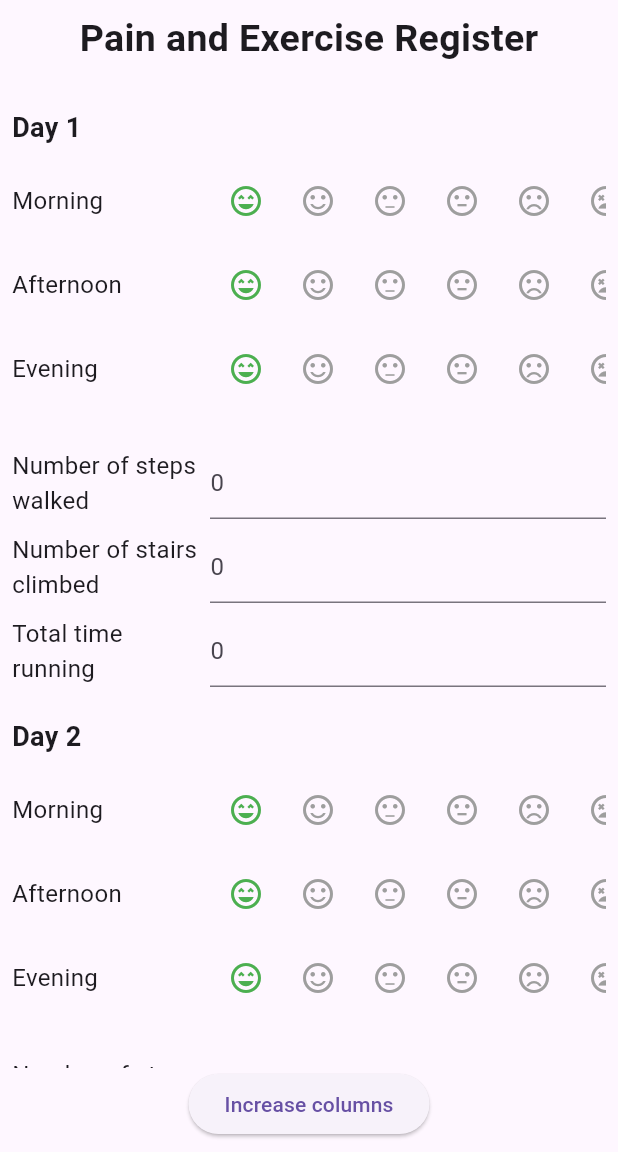
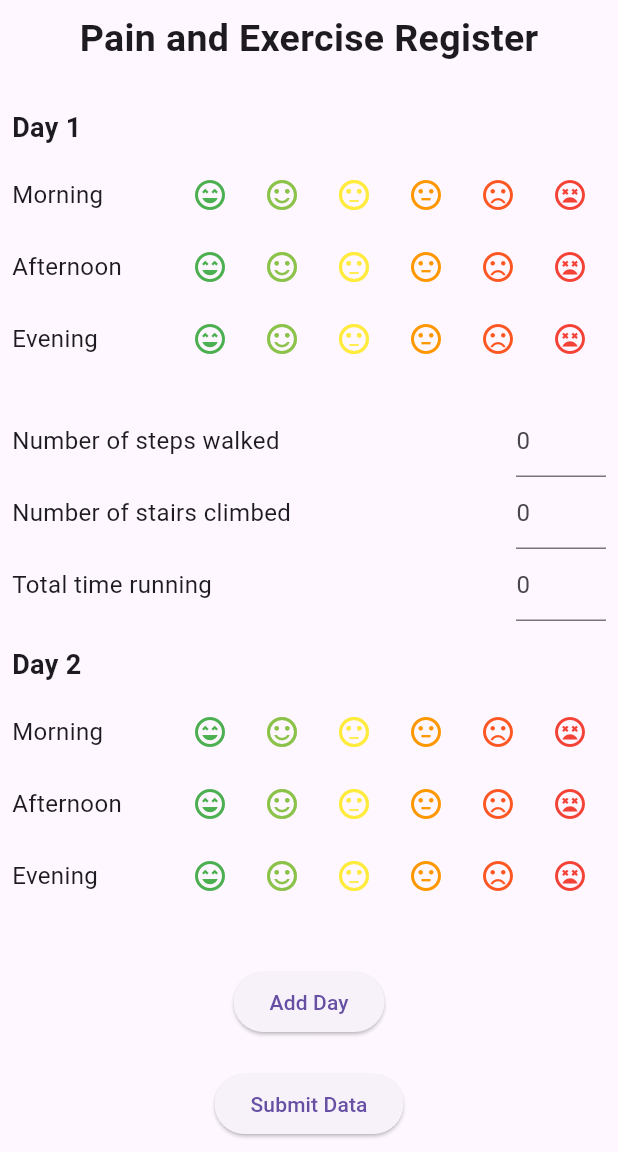
Before and after one commit to tausif892/Login, a Flutter app: the Dashboard screen opened directly with empty values, after a tap on the "sentiment neutral" icon, on a phone screen of 412 x 824 dp, the part 84-1236 px from its top. Run offline on Flutter 3.47's test engine with Material 3 defaults, Android fonts, the phone set to English and light mode, and no system bars; our stand-ins replace shared_preferences, youtube_player_flutter; accounts and stored records are empty; generated files the repository leaves out were written again; network calls fail.

Commit message:
Final commit

```diff
--- a/lib/dashboard.dart
+++ b/lib/dashboard.dart
@@ -208,7 +208,7 @@ class _DashboardState extends State<Dashboard> {
                       } else if (item == Icons.check_box_outlined) {
                         Navigator.of(context).push(MaterialPageRoute(builder: (context) => const PreparationList()));
                       } else if (item == Icons.sentiment_neutral_sharp) {
-                        Navigator.of(context).push(MaterialPageRoute(builder: (context) => const PainScale()));
+                        Navigator.of(context).push(MaterialPageRoute(builder: (context) =>  PainScale(patientId: widget.user_id)));
                       }
                     },
                     child: Container(
--- a/lib/main.dart
+++ b/lib/main.dart
@@ -4,6 +4,7 @@ import 'package:login/controller/language_change_controller.dart';
 import 'package:login/lang_change.dart';
 import 'package:provider/provider.dart';
 import 'package:flutter_gen/gen_l10n/app_localizations.dart';
+import 'package:login/painscale.dart' ;
 
 void main() async {
   WidgetsFlutterBinding.ensureInitialized();
@@ -39,7 +40,7 @@ class MyApp extends StatelessWidget {
             GlobalCupertinoLocalizations.delegate,
             AppLocalizations.delegate, // Your localization delegate
           ],
-          home: const LangChange(),
+          home: LangChange(),
         );
       },
     );
--- a/lib/painscale.dart
+++ b/lib/painscale.dart
@@ -1,9 +1,11 @@
 import 'package:flutter/material.dart';
 import 'package:flutter_gen/gen_l10n/app_localizations.dart';
 import 'package:shared_preferences/shared_preferences.dart';
+import 'package:http/http.dart' as http;
 
 class PainScale extends StatefulWidget {
-  const PainScale({super.key});
+  final String patientId;
+  PainScale({super.key, required this.patientId});
 
   @override
   State<PainScale> createState() => _PainScaleState();
@@ -143,6 +145,62 @@ class _PainScaleState extends State<PainScale> {
     });
   }
 
+  // Function to submit the collected data to the API
+  void _submitData() async {
+    final url = 'https://flask-q63d.onrender.com/pain_scale/patient_id=${widget.patientId}';
+    final request = http.MultipartRequest('POST', Uri.parse(url));
+
+    for (int i = 0; i < days; i++) {
+      final day = i + 1;
+      // Submitting data for each time period
+      request.fields['time_period'] = 'morning';
+      request.fields['pain_rating'] = painLevelsList[i][AppLocalizations.of(context)!.morning].toString();
+      request.fields['day'] = day.toString();
+      request.fields['patient_id'] = widget.patientId;
+
+      request.fields['time_period'] = 'afternoon';
+      request.fields['pain_rating'] = painLevelsList[i][AppLocalizations.of(context)!.afternoon].toString();
+      request.fields['day'] = day.toString();
+      request.fields['patient_id'] = widget.patientId;
+
+      request.fields['time_period'] = 'evening';
+      request.fields['pain_rating'] = painLevelsList[i][AppLocalizations.of(context)!.evening].toString();
+      request.fields['day'] = day.toString();
+      request.fields['patient_id'] = widget.patientId;
+
+      // Submitting activity levels
+      request.fields['activity_type'] = 'steps';
+      request.fields['activity_level'] = activityLevelsList[i][AppLocalizations.of(context)!.steps].toString();
+      request.fields['day'] = day.toString();
+      request.fields['patient_id'] = widget.patientId;
+
+      request.fields['activity_type'] = 'stairs';
+      request.fields['activity_level'] = activityLevelsList[i][AppLocalizations.of(context)!.stairs].toString();
+      request.fields['day'] = day.toString();
+      request.fields['patient_id'] = widget.patientId;
+
+      request.fields['activity_type'] = 'running';
+      request.fields['activity_level'] = activityLevelsList[i][AppLocalizations.of(context)!.running].toString();
+      request.fields['day'] = day.toString();
+      request.fields['patient_id'] = widget.patientId;
+    }
+
+    try {
+      final response = await request.send();
+
+      if (response.statusCode == 200) {
+        // Handle success response
+        ScaffoldMessenger.of(context).showSnackBar(SnackBar(content: Text("Data submitted successfully!")));
+      } else {
+        // Handle error response
+        ScaffoldMessenger.of(context).showSnackBar(SnackBar(content: Text("Failed to submit data. Please try again.")));
+      }
+    } catch (e) {
+      // Handle network error
+      ScaffoldMessenger.of(context).showSnackBar(SnackBar(content: Text("Network error: $e")));
+    }
+  }
+
   @override
   Widget build(BuildContext context) {
     return Scaffold(
@@ -171,7 +229,10 @@ class _PainScaleState extends State<PainScale> {
                       crossAxisAlignment: CrossAxisAlignment.start,
                       children: [
                         Text("Day ${index + 1}", style: const TextStyle(fontSize: 18, fontWeight: FontWeight.bold)),
-                        const SizedBox(height: 8),
+                        Container(
+                          width: double.infinity-17,
+                        child: Column(
+                          children: [const SizedBox(height: 8),
                         _buildPainRow(index, AppLocalizations.of(context)!.morning),
                         _buildPainRow(index, AppLocalizations.of(context)!.afternoon),
                         _buildPainRow(index, AppLocalizations.of(context)!.evening),
@@ -179,85 +240,67 @@ class _PainScaleState extends State<PainScale> {
                         _buildActivityRow(index, AppLocalizations.of(context)!.steps),
                         _buildActivityRow(index, AppLocalizations.of(context)!.stairs),
                         _buildActivityRow(index, AppLocalizations.of(context)!.running),
+                        ],
+                        ),
+                        ),
                       ],
                     ),
                   );
                 },
               ),
             ),
-            ElevatedButton(onPressed: _changeDay, child: const Text('Increase columns')),
+            ElevatedButton(
+              onPressed: _changeDay,
+              child: const Text("Add Day"),
+            ),
+            const SizedBox(height: 20),
+            ElevatedButton(
+              onPressed: _submitData,
+              child: const Text("Submit Data"),
+            ),
           ],
         ),
       ),
     );
   }
 
-  // Method to build a row for each time of the day
   Widget _buildPainRow(int dayIndex, String timeOfDay) {
-    return Padding(
-      padding: const EdgeInsets.symmetric(vertical: 4.0),
-      child: Row(
-        mainAxisAlignment: MainAxisAlignment.spaceBetween,
-        children: [
-          Expanded(
-            child: Text(
-              timeOfDay,
-              style: const TextStyle(fontSize: 16),
-            ),
-          ),
-          Expanded(
-            flex: 2,
-            child: SingleChildScrollView(
-              scrollDirection: Axis.horizontal,
-              child: Row(
-                children: painValues.map((entry) {
-                  int painLevel = entry.value;
-                  Color iconColor = painColors[painValues.indexOf(entry)];
-                  return IconButton(
-                    icon: Icon(
-                      entry.key,
-                      color: painLevelsList[dayIndex][timeOfDay] == painLevel ? iconColor : Colors.grey,
-                    ),
-                    onPressed: () {
-                      _updatePainLevel(dayIndex, timeOfDay, painLevel);
-                    },
-                  );
-                }).toList(),
-              ),
-            ),
-          ),
-        ],
-      ),
+    return Row(
+      mainAxisAlignment: MainAxisAlignment.spaceBetween,
+      children: [
+        Text(timeOfDay, style: const TextStyle(fontSize: 16)),
+        Row(
+          children: painValues.map((entry) {
+            final icon = entry.key;
+            final value = entry.value;
+            final color = painColors[value ~/ 2]; // Divide by 2 to get the correct color index
+            return IconButton(
+              icon: Icon(icon, color: color),
+              onPressed: () => _updatePainLevel(dayIndex, timeOfDay, value),
+            );
+          }).toList(),
+        ),
+      ],
     );
   }
 
-  // Method to build a row for each activity type
   Widget _buildActivityRow(int dayIndex, String activityType) {
-    return Padding(
-      padding: const EdgeInsets.symmetric(vertical: 4.0),
-      child: Row(
-        mainAxisAlignment: MainAxisAlignment.spaceBetween,
-        children: [
-          Expanded(
-            child: Text(
-              activityType,
-              style: const TextStyle(fontSize: 16),
+    return Row(
+      mainAxisAlignment: MainAxisAlignment.spaceBetween,
+      children: [
+        Text(activityType, style: const TextStyle(fontSize: 16)),
+        SizedBox(
+          width: 60,
+          child: TextField(
+            keyboardType: TextInputType.number,
+            onChanged: (newValue) => _updateActivityLevel(dayIndex, activityType, newValue),
+            decoration: const InputDecoration(
+              border: UnderlineInputBorder(),
+              hintText: "0",
             ),
           ),
-          Expanded(
-            flex: 2,
-            child: TextField(
-              keyboardType: TextInputType.number,
-              decoration: InputDecoration(
-                hintText: activityLevelsList[dayIndex][activityType]?.toString() ?? '0',
-              ),
-              onChanged: (newValue) {
-                _updateActivityLevel(dayIndex, activityType, newValue);
-              },
-            ),
-          ),
-        ],
-      ),
+        ),
+      ],
     );
   }
 }
```
Also changed, not shown: 1 other file.
